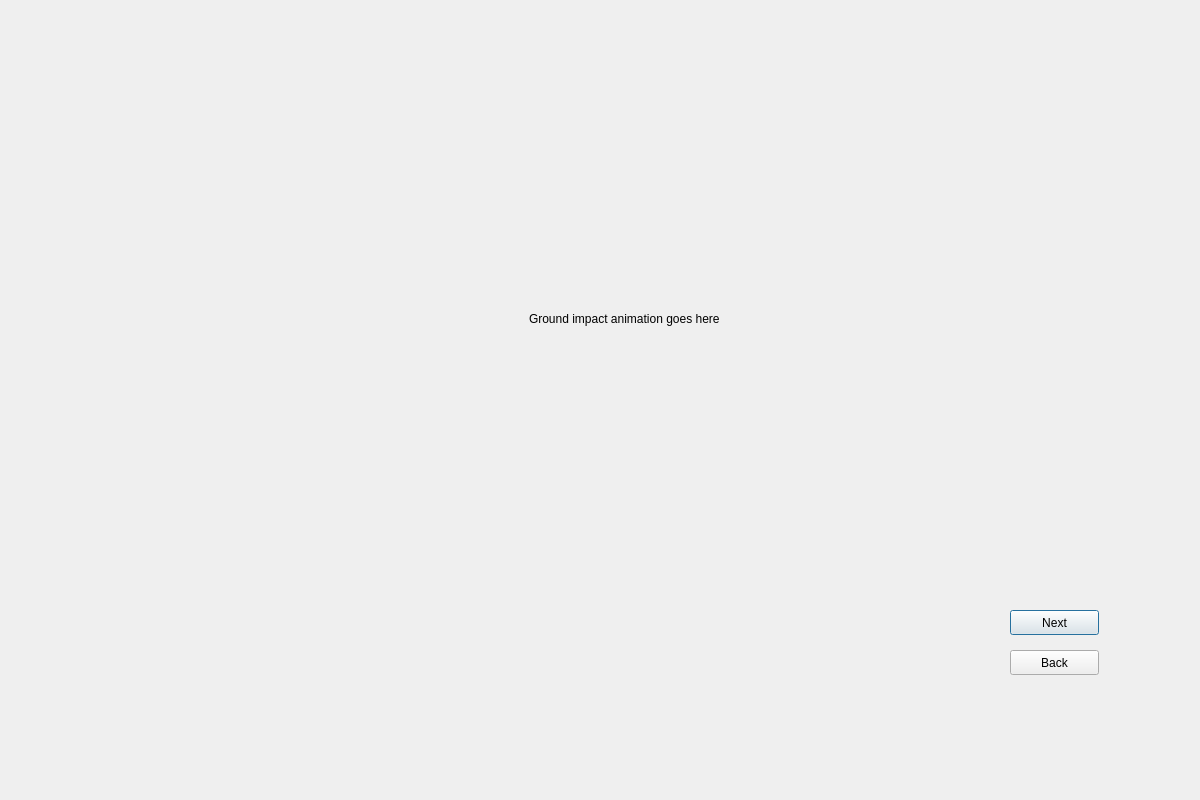
Old version of the form meteorslide2.ui in the repository robertche54/a8-an-educational-app-f18.
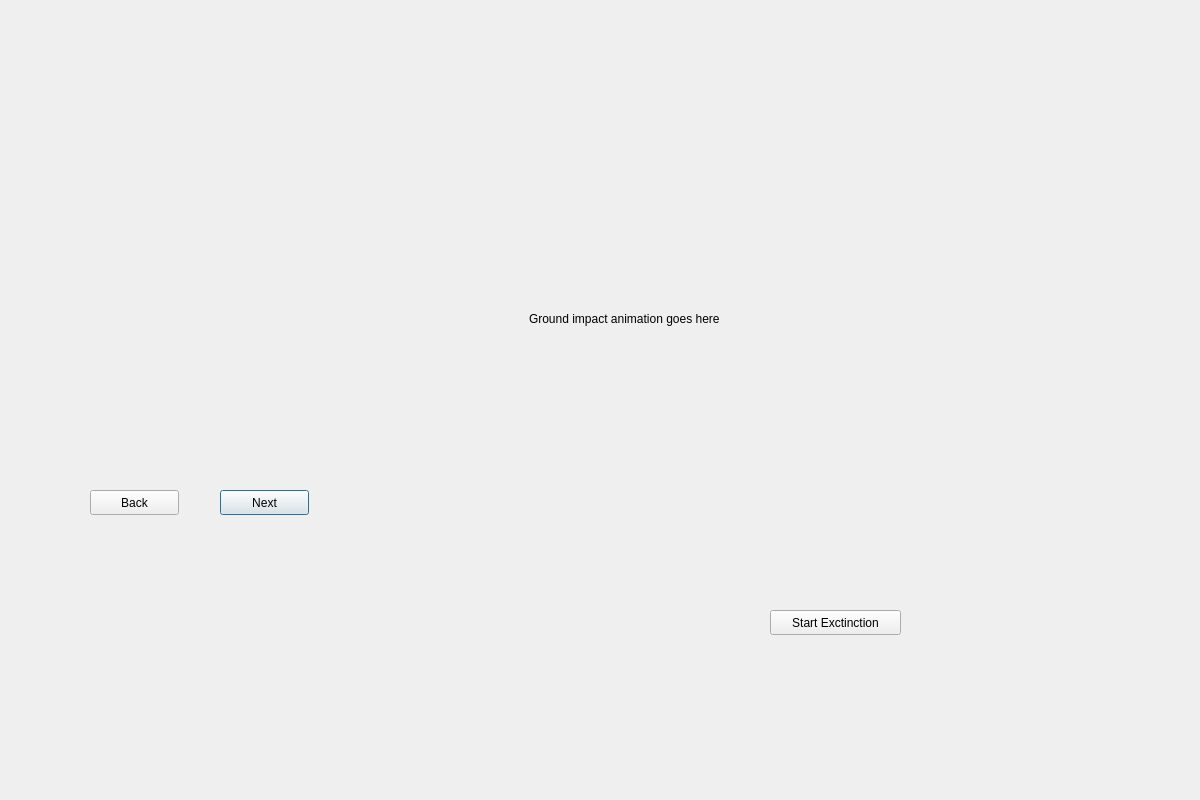
New version of the form.

```diff
--- a/meteorslide2.ui
+++ b/meteorslide2.ui
@@ -22,8 +22,8 @@
   <widget class="QPushButton" name="NextButton">
    <property name="geometry">
     <rect>
-     <x>1010</x>
-     <y>610</y>
+     <x>220</x>
+     <y>490</y>
      <width>89</width>
      <height>25</height>
     </rect>
@@ -64,8 +64,8 @@
   <widget class="QPushButton" name="BackButton">
    <property name="geometry">
     <rect>
-     <x>1010</x>
-     <y>650</y>
+     <x>90</x>
+     <y>490</y>
      <width>89</width>
      <height>25</height>
     </rect>
@@ -90,6 +90,19 @@
     <bool>true</bool>
    </property>
   </widget>
+  <widget class="QPushButton" name="startButton">
+   <property name="geometry">
+    <rect>
+     <x>770</x>
+     <y>610</y>
+     <width>131</width>
+     <height>25</height>
+    </rect>
+   </property>
+   <property name="text">
+    <string>Start Exctinction</string>
+   </property>
+  </widget>
   <zorder>backLabel</zorder>
   <zorder>NextButton</zorder>
   <zorder>TextLabel</zorder>
```
Left out of the diff: 1 changed line with no effect on the pictures.
